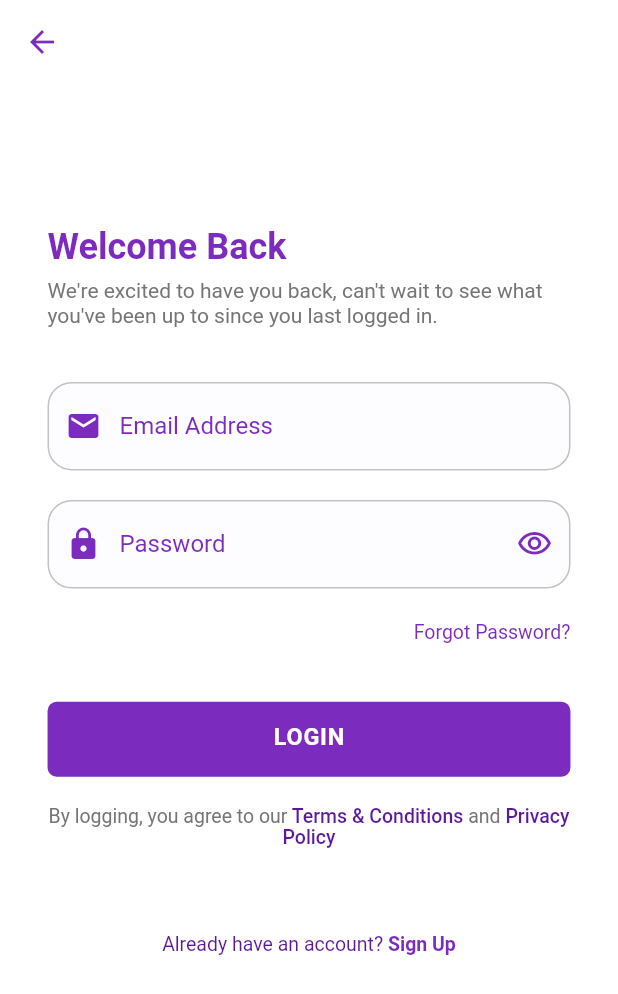
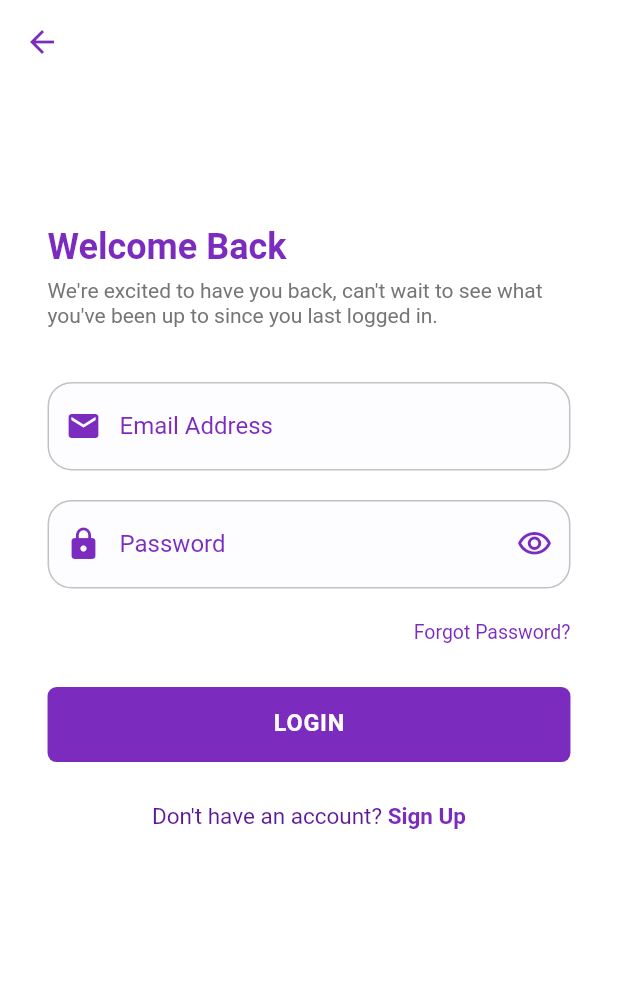
Before and after one commit to YoussifTaha/antenatal_care, a Flutter app: the screen it shows after launch, after a tap on "GET STARTED", on a phone screen of 412 x 824 dp. Shown: the top 994 px of the screen. Run offline on Flutter 3.47's test engine with Material 3 defaults, Android fonts, the phone set to English and light mode, and no system bars; our stand-ins replace cached_network_image, flutter_screenutil; network calls fail.

Commit message:
- deleted the terms and conditions widget from the login Screen - edited space between forgetPassword text Button and login button - corrected the text from 'Already have an account?' to 'Don\'t have an account?', - edited font size of the don't have an account widget

```diff
--- a/lib/features/login/ui/screens/login_screen.dart
+++ b/lib/features/login/ui/screens/login_screen.dart
@@ -1,10 +1,9 @@
 import 'package:antenatal_app/core/Helpers/spacing.dart';
 import 'package:antenatal_app/core/theming/colors.dart';
 import 'package:antenatal_app/core/theming/styles_manager.dart';
-import 'package:antenatal_app/features/login/ui/widgets/already_have_account_text.dart';
+import 'package:antenatal_app/features/login/ui/widgets/dont_have_account_text.dart';
 import 'package:antenatal_app/features/login/ui/widgets/email_field.dart';
 import 'package:antenatal_app/features/login/ui/widgets/password_field.dart';
-import 'package:antenatal_app/features/login/ui/widgets/terms_and_conitions_text.dart';
 import 'package:flutter/material.dart';
 import 'package:antenatal_app/core/widgets/widgets.dart';
 import 'package:flutter_screenutil/flutter_screenutil.dart';
@@ -58,7 +57,7 @@ class LoginScreen extends StatelessWidget {
                               color: ColorManger.primary, fontSize: 13),
                         ),
                       ),
-                      verticalSpace(40),
+                      verticalSpace(30),
                       button(
                           context: context,
                           function: () {
@@ -68,9 +67,7 @@ class LoginScreen extends StatelessWidget {
                           height: 50,
                           color: ColorManger.primary,
                           fontSize: 16.sp),
-                      verticalSpace(16),
-                      const TermsAndConditionsText(),
-                      verticalSpace(60),
+                      verticalSpace(30),
                       const AlreadyHaveAccountText(),
                     ],
                   ),
--- a/lib/features/login/ui/widgets/already_have_account_text.dart
+++ b/lib/features/login/ui/widgets/dont_have_account_text.dart
@@ -1,5 +1,6 @@
 import 'package:antenatal_app/core/theming/colors.dart';
 import 'package:antenatal_app/core/theming/styles_manager.dart';
+import 'package:flutter/gestures.dart';
 import 'package:flutter/material.dart';
 
 class AlreadyHaveAccountText extends StatelessWidget {
@@ -12,13 +13,14 @@ class AlreadyHaveAccountText extends StatelessWidget {
       text: TextSpan(
         children: [
           TextSpan(
-            text: 'Already have an account?',
+            text: 'Don\'t have an account?',
             style:
-                getRegularStyle(color: ColorManger.darkPrimary, fontSize: 13),
+                getRegularStyle(color: ColorManger.darkPrimary, fontSize: 15),
           ),
           TextSpan(
+            recognizer: TapGestureRecognizer()..onTap = () {},
             text: ' Sign Up',
-            style: getSemiBoldStyle(color: ColorManger.primary, fontSize: 13),
+            style: getSemiBoldStyle(color: ColorManger.primary, fontSize: 15),
           ),
         ],
       ),
--- a/lib/features/login/ui/widgets/terms_and_conitions_text.dart
+++ /dev/null
@@ -1,39 +0,0 @@
-import 'package:antenatal_app/core/theming/colors.dart';
-import 'package:antenatal_app/core/theming/styles_manager.dart';
-import 'package:flutter/material.dart';
-import 'package:flutter_screenutil/flutter_screenutil.dart';
-
-class TermsAndConditionsText extends StatelessWidget {
-  const TermsAndConditionsText({super.key});
-
-  @override
-  Widget build(BuildContext context) {
-    return RichText(
-      textAlign: TextAlign.center,
-      text: TextSpan(
-        children: [
-          TextSpan(
-            text: 'By logging, you agree to our',
-            style:
-                getRegularStyle(color: ColorManger.regularGrey, fontSize: 13),
-          ),
-          TextSpan(
-            text: ' Terms & Conditions',
-            style: getMediumStyle(color: ColorManger.darkPrimary, fontSize: 13),
-          ),
-          TextSpan(
-            text: ' and',
-            style: getRegularStyle(
-                color: ColorManger.regularGrey,
-                textHeight: 1.5.h,
-                fontSize: 13),
-          ),
-          TextSpan(
-            text: ' Privacy Policy',
-            style: getMediumStyle(color: ColorManger.darkPrimary, fontSize: 13),
-          ),
-        ],
-      ),
-    );
-  }
-}
```
